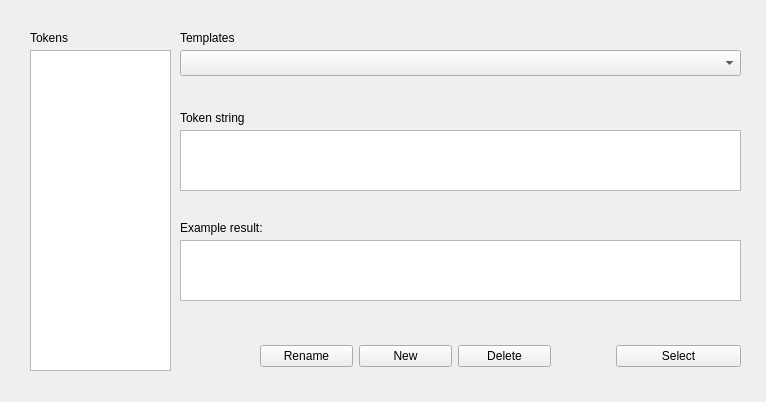
Old version of the form Dialogs/tokendlg.ui in the repository towhee/Winnow64.
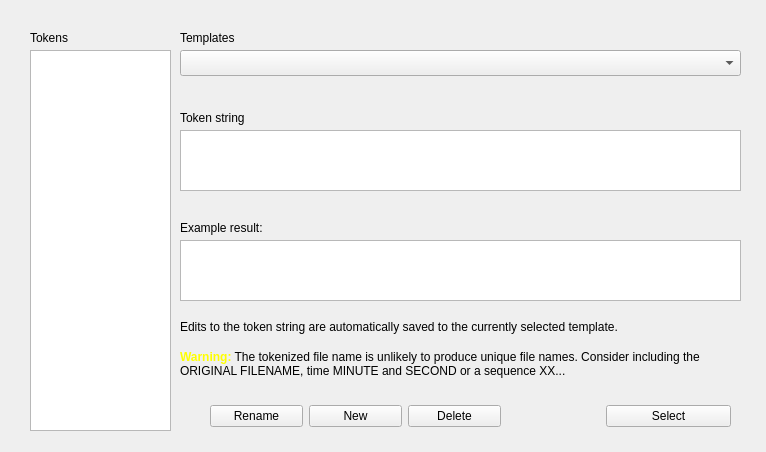
New version of the form. Custom widgets are drawn as their Qt base class.

```diff
--- a/Dialogs/tokendlg.ui
+++ b/Dialogs/tokendlg.ui
@@ -7,7 +7,7 @@
     <x>0</x>
     <y>0</y>
     <width>766</width>
-    <height>402</height>
+    <height>452</height>
    </rect>
   </property>
   <property name="windowTitle">
@@ -22,7 +22,7 @@
      <x>30</x>
      <y>50</y>
      <width>141</width>
-     <height>321</height>
+     <height>381</height>
     </rect>
    </property>
   </widget>
@@ -115,9 +115,9 @@
   <widget class="QWidget" name="layoutWidget">
    <property name="geometry">
     <rect>
-     <x>260</x>
-     <y>340</y>
-     <width>481</width>
+     <x>210</x>
+     <y>400</y>
+     <width>521</width>
      <height>32</height>
     </rect>
    </property>
@@ -241,6 +241,41 @@
     <string notr="true"/>
    </property>
   </widget>
+  <widget class="QLabel" name="label_5">
+   <property name="geometry">
+    <rect>
+     <x>180</x>
+     <y>320</y>
+     <width>551</width>
+     <height>21</height>
+    </rect>
+   </property>
+   <property name="text">
+    <string>&lt;html&gt;&lt;head/&gt;&lt;body&gt;&lt;p&gt;Edits to the token string are automatically saved to the currently selected template.&lt;/p&gt;&lt;/body&gt;&lt;/html&gt;</string>
+   </property>
+   <property name="alignment">
+    <set>Qt::AlignLeading|Qt::AlignLeft|Qt::AlignTop</set>
+   </property>
+  </widget>
+  <widget class="QLabel" name="uniqueWarningLabel">
+   <property name="geometry">
+    <rect>
+     <x>180</x>
+     <y>350</y>
+     <width>551</width>
+     <height>41</height>
+    </rect>
+   </property>
+   <property name="text">
+    <string>&lt;html&gt;&lt;head/&gt;&lt;body&gt;&lt;p&gt;&lt;span style=&quot; font-weight:600; color:#ffff00;&quot;&gt;Warning:&lt;/span&gt; The tokenized file name is unlikely to produce unique file names. Consider including the ORIGINAL FILENAME, time MINUTE and SECOND or a sequence XX... &lt;/p&gt;&lt;/body&gt;&lt;/html&gt;</string>
+   </property>
+   <property name="alignment">
+    <set>Qt::AlignLeading|Qt::AlignLeft|Qt::AlignTop</set>
+   </property>
+   <property name="wordWrap">
+    <bool>true</bool>
+   </property>
+  </widget>
  </widget>
  <customwidgets>
   <customwidget>
```
